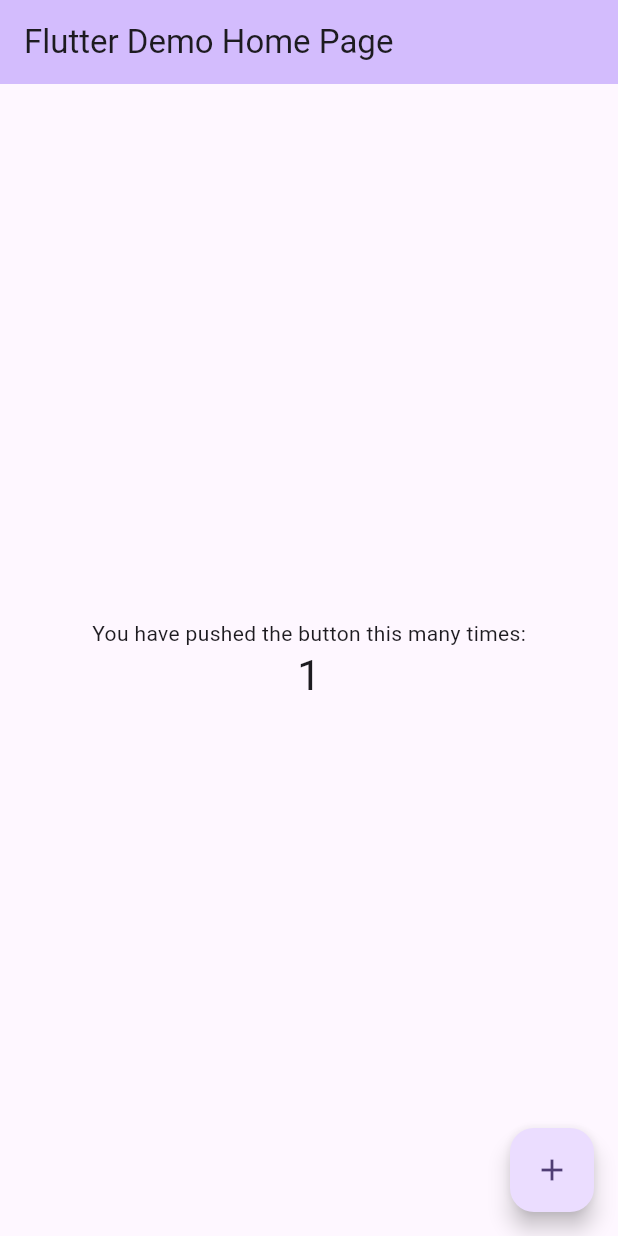
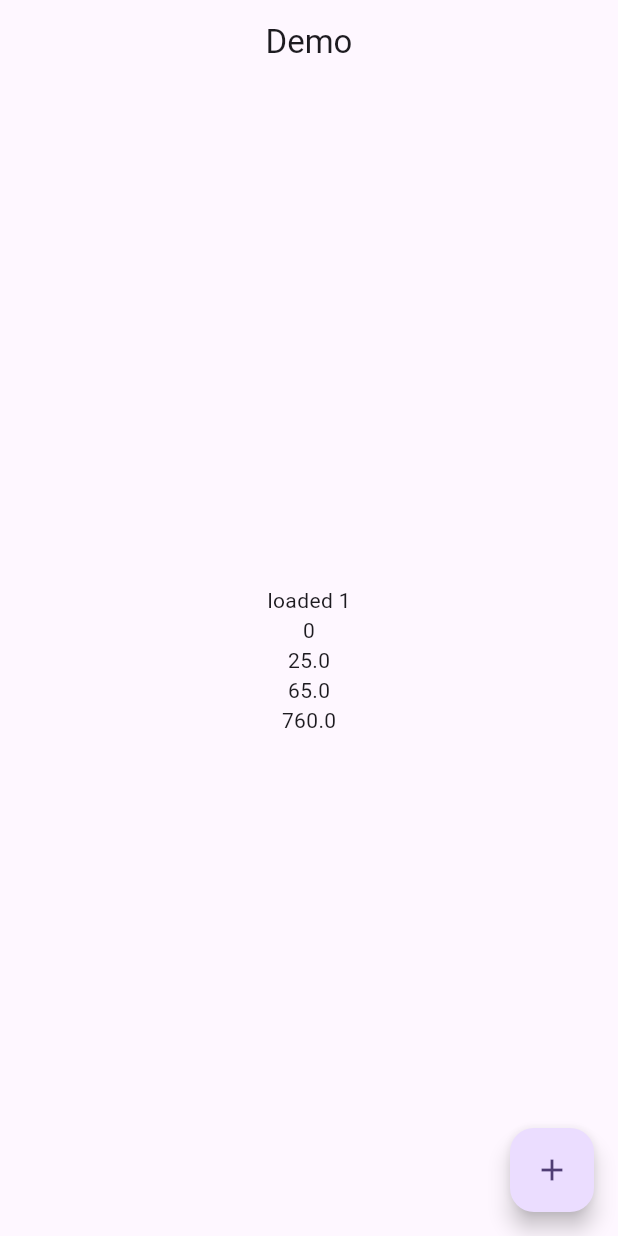
Before and after one commit to zsefvcx/flutter_architecture, a Flutter app: the screen it shows after launch, after a tap on the "add" icon, on a phone screen of 412 x 824 dp. Run offline on Flutter 3.47's test engine with Material 2 defaults, Android fonts, the light colour scheme and no system bars; our stand-ins replace freezed_annotation, get_it, injectable.

Commit message:
init skeleton_app_logical. 12 homework part3 done

```diff
--- a/skeleton_app_logical/lib/business/src/main_bloc.dart
+++ b/skeleton_app_logical/lib/business/src/main_bloc.dart
@@ -1,18 +1,53 @@
 
 import 'dart:async';
 
+import 'package:freezed_annotation/freezed_annotation.dart';
+import 'package:injectable/injectable.dart';
 import 'package:skeleton_app_logical/data/data.dart';
+import 'package:skeleton_app_logical/model/model.dart';
 
+part 'main_bloc.freezed.dart';
+
+@injectable
 class MainBloc {
   final AbstractClassIncrement _abstractClassIncrement;
 
-  final StreamController<int> _eventsController = StreamController();
+  final StreamController<MainBlocEvent> _eventsController = StreamController();
+  final StreamController<MainBlocState> _stateController = StreamController.broadcast();
+
+  Stream<MainBlocState> get state => _stateController.stream;
 
   MainBloc({
     required AbstractClassIncrement abstractClassIncrement,
-  }) : _abstractClassIncrement = abstractClassIncrement;
+  }) : _abstractClassIncrement = abstractClassIncrement
+  {
+    _eventsController.stream.listen((event) {
+      event.map<void>(
+        init: (_) async {
+          _stateController.add(const MainBlocState.loading());
+          _stateController.add(MainBlocState.loaded(
+             currentWeather: await _abstractClassIncrement.getDataWeather()
+          ));
+        },
+        getDataWeather: (_) async {
+          _stateController.add(MainBlocState.loaded(
+            currentWeather: await _abstractClassIncrement.getDataWeather()
+                .timeout(const Duration(seconds: 5),
+              onTimeout: () => const CurrentWeather(
+                id: -1,//Error
+                T: 25,
+                H: 65,
+                P: 760,
+                lan: 51.209139,
+                lat: 39.208655,
+              ))
+          ));
+        },
+      );
+    });
+  }
 
-  void add(int event){
+  void add(MainBlocEvent event){
     if(_eventsController.isClosed) return;
     _eventsController.add(event);
   }
@@ -24,5 +59,18 @@ class MainBloc {
 
   void dispose(){
     _eventsController.close();
+    _stateController.close();
   }
 }
+
+@freezed
+class MainBlocState with _$MainBlocState{
+  const factory MainBlocState.loading() = _MainLoadingState;
+  const factory MainBlocState.loaded({required CurrentWeather currentWeather}) = _MainLoadedState;
+}
+
+@freezed
+class MainBlocEvent with _$MainBlocEvent{
+  const factory MainBlocEvent.init() = _MainBlocEvent;
+  const factory MainBlocEvent.getDataWeather() = _MainSetEvent;
+}
--- a/skeleton_app_logical/lib/data/src/internal.dart
+++ b/skeleton_app_logical/lib/data/src/internal.dart
@@ -1,5 +1,7 @@
 
 import 'package:skeleton_app_logical/data/data.dart';
+import 'package:skeleton_app_logical/model/model.dart';
+
 
 class ClassIncrement implements AbstractClassIncrement {
   int _valueInternal;
@@ -13,4 +15,22 @@ class ClassIncrement implements AbstractClassIncrement {
   void incrementValue() {
     _valueInternal++;
   }
+
+  @override
+  Future<CurrentWeather> getDataWeather() async {
+
+    await Future.delayed(const Duration(seconds: 2));
+
+    return CurrentWeather(
+      id: _valueInternal,
+      T: 25,
+      H: 65,
+      P: 760,
+      lan: 51.209139,
+      lat: 39.208655,
+    );
+  }
+
+
+
 }
--- a/skeleton_app_logical/lib/data/src/services.dart
+++ b/skeleton_app_logical/lib/data/src/services.dart
@@ -1,7 +1,11 @@
+import 'package:skeleton_app_logical/model/model.dart';
+
 abstract class AbstractClassIncrement {
 
   int get value;
 
   void incrementValue();
 
+  Future<CurrentWeather> getDataWeather();
+
 }
--- a/skeleton_app_logical/lib/ui/my_app.dart
+++ b/skeleton_app_logical/lib/ui/my_app.dart
@@ -21,6 +21,7 @@ class _MyAppState extends State<MyApp> {
   void initState() {
     super.initState();
     _mainBloc = BlocFactory.instance.get<MainBloc>();
+    _mainBloc.add(const MainBlocEvent.init());
   }
 
   @override
--- a/skeleton_app_logical/lib/ui/pages/my_home_page.dart
+++ b/skeleton_app_logical/lib/ui/pages/my_home_page.dart
@@ -14,39 +14,88 @@ class MyHomePage extends StatefulWidget {
 class _MyHomePageState extends State<MyHomePage> {
   int counter = 0;
   void _incrementCounter() {
-    context.read<MainBloc>().add(0);
     counter = context.read<MainBloc>().getIncrementalValue();
-    setState(() {
-    });
+    context.read<MainBloc>().add(const MainBlocEvent.getDataWeather());
+    setState(() {});
   }
 
   @override
   Widget build(BuildContext context) {
-
-    return Scaffold(
+    return StreamBuilder<MainBlocState>(
+      stream: context.read<MainBloc>().state,
+      builder: (context, snapshot) {
+        if (snapshot.hasData) {
+          final state = snapshot.data;
+          if (state != null) {
+            return state.map(
+              loading: (_) => Scaffold(
                 appBar: AppBar(
-        backgroundColor: Theme.of(context).colorScheme.inversePrimary,
-        title: Text(widget.title),
+                  title: const Text('Demo'),
+                  centerTitle: true,
+                ),
+                body: const Column(children: [
+                  Text('loading'),
+                  CircularProgressIndicator(),
+                ]),
+              ),
+              loaded: (state) => Scaffold(
+                appBar: AppBar(
+                  title: const Text('Demo'),
+                  centerTitle: true,
                 ),
                 body: Center(
                   child: Column(
                       mainAxisAlignment: MainAxisAlignment.center,
-          children: <Widget>[
-            const Text(
-              'You have pushed the button this many times:',
-            ),
-            Text(
-              '$counter',
-              style: Theme.of(context).textTheme.headlineMedium,
-            ),
-          ],
-        ),
+                      crossAxisAlignment: CrossAxisAlignment.center,
+                      children: [
+                        Text('loaded $counter'),
+                        Text(state.currentWeather.id.toString()),
+                        Text(state.currentWeather.T.toString()),
+                        Text(state.currentWeather.H.toString()),
+                        Text(state.currentWeather.P.toString()),
+                      ]),
                 ),
                 floatingActionButton: FloatingActionButton(
                   onPressed: _incrementCounter,
                   tooltip: 'Increment',
                   child: const Icon(Icons.add),
                 ),
+              ),
             );
+          } else {
+            throw Exception('snapshot.data is null');
+          }
+        } else {
+          return const CircularProgressIndicator();
+        }
+      },
+    );
+
+    //
+    //   Scaffold(
+    //   appBar: AppBar(
+    //     backgroundColor: Theme.of(context).colorScheme.inversePrimary,
+    //     title: Text(widget.title),
+    //   ),
+    //   body: Center(
+    //     child: Column(
+    //       mainAxisAlignment: MainAxisAlignment.center,
+    //       children: <Widget>[
+    //         const Text(
+    //           'You have pushed the button this many times:',
+    //         ),
+    //         Text(
+    //           '$counter',
+    //           style: Theme.of(context).textTheme.headlineMedium,
+    //         ),
+    //       ],
+    //     ),
+    //   ),
+    //   floatingActionButton: FloatingActionButton(
+    //     onPressed: _incrementCounter,
+    //     tooltip: 'Increment',
+    //     child: const Icon(Icons.add),
+    //   ),
+    // );
   }
 }
--- a/skeleton_app_logical/pubspec.yaml
+++ b/skeleton_app_logical/pubspec.yaml
@@ -14,7 +14,7 @@ dependencies:
   cupertino_icons: ^1.0.2
   get_it: ^7.6.0
   provider: ^6.0.5
-  #injectable: ^2.1.2
+  injectable: ^2.1.2
   #flutter pub run build_runner build
   #flutter pub add freezed_annotation
   #flutter pub add --dev build_runner
```
Also changed, not shown: skeleton_app_logical/lib/business/src/main_bloc.freezed.dart (added). Lines whose indentation alone changed are shown as unchanged.
